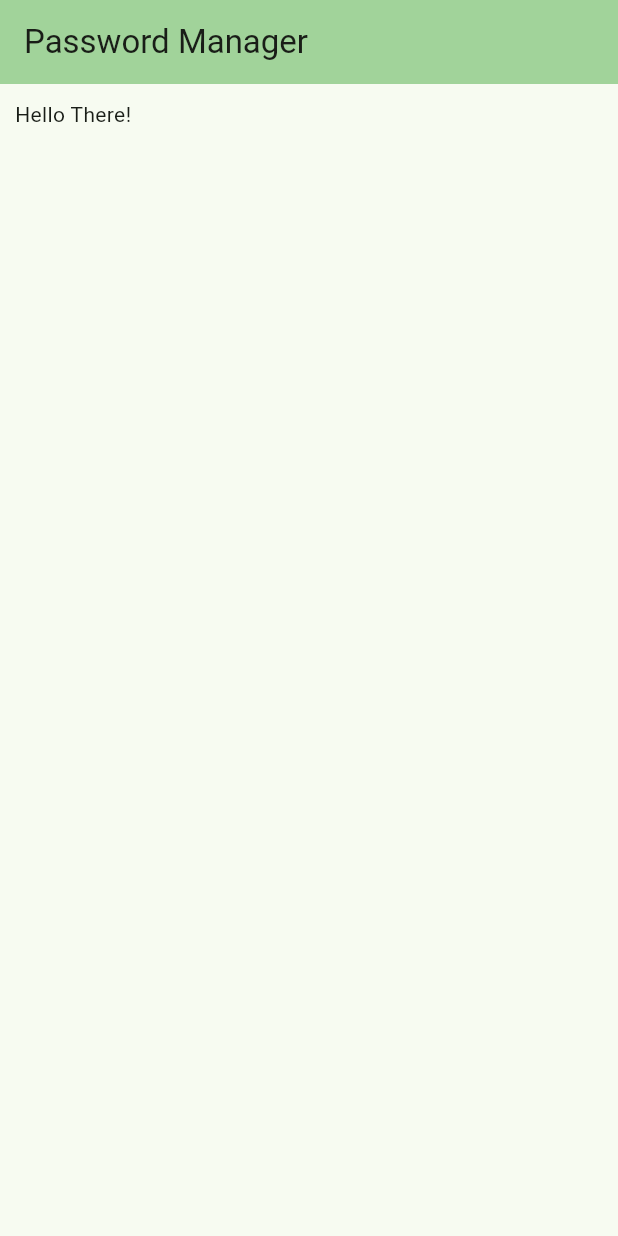
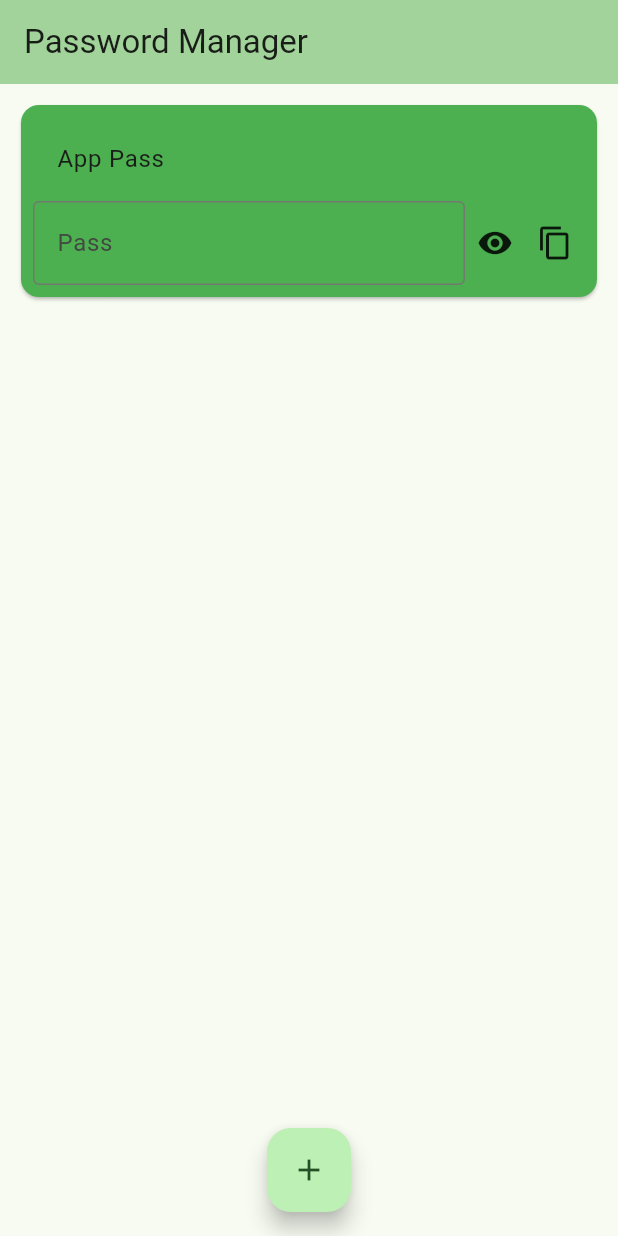
Before and after one commit to Peterkov06/my_password_manager, a Flutter app: the screen it shows after launch, on a phone screen of 412 x 824 dp. Run offline on Flutter 3.47's test engine with Material 2 defaults, Android fonts, the phone set to English and light mode, and no system bars.

Commit message:
Basic card design completed.

```diff
--- a/lib/main.dart
+++ b/lib/main.dart
@@ -42,10 +42,59 @@
         child: Column(
             mainAxisAlignment: MainAxisAlignment.start,
             children: [
-              Text('Hello There!')
+              AppCard(),
             ],
           ),
-      )
+      ),
+      floatingActionButton: FloatingActionButton(
+        onPressed: () {AppCard();},
+        child: const Icon(Icons.add),
+      ),
+      floatingActionButtonLocation: FloatingActionButtonLocation.centerFloat,
       );
   }
 }
+
+class AppCard extends StatefulWidget {
+  const AppCard({super.key});
+
+  @override
+  State<AppCard> createState() => _AppCardState();
+}
+
+class _AppCardState extends State<AppCard> {
+  @override
+  Widget build(BuildContext context) {
+    return const Card(
+      color: Colors.green,
+      child: Padding(
+        padding: EdgeInsets.all(8.0),
+        child: Column(
+          mainAxisAlignment: MainAxisAlignment.start,
+          children: [
+            ListTile(
+              title: Text('App Pass'),
+            ),
+            Row(
+              children: [
+                Flexible(
+                  child: TextField(
+                  decoration: InputDecoration(hintText: 'Pass', border: OutlineInputBorder()),
+                ),
+                ),
+                Padding(
+                  padding: EdgeInsets.all(8.0),
+                  child: Icon(Icons.remove_red_eye),
+                ),
+                Padding(
+                  padding: EdgeInsets.all(8.0),
+                  child: Icon(Icons.copy),
+                ),
+              ],
+            ),
+          ],
+        ),
+      ),
+    );
+  }
+}
```
